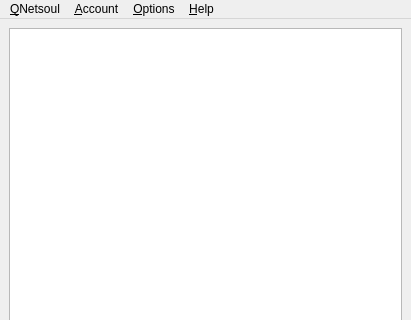
Old version of the form ui/QNetsoul.ui in the repository 8102/QNetSoul; both pictures show x 0 to 411 and y 0 to 320 of the 411 by 470 pixel window.
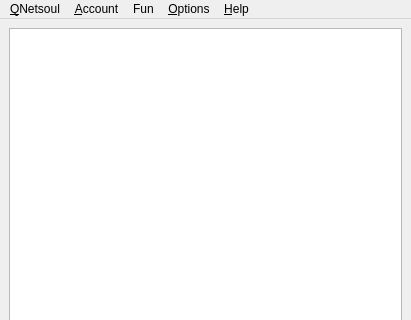
New version of the form. Icons and pictures are not drawn.

```diff
--- a/ui/QNetsoul.ui
+++ b/ui/QNetsoul.ui
@@ -159,12 +159,18 @@
     <addaction name="action_Load_contacts"/>
     <addaction name="actionSave_contacts_as"/>
     <addaction name="actionToggle_sort_contacts"/>
-    <addaction name="separator"/>
-    <addaction name="actionGet_a_life"/>
+   </widget>
+   <widget class="QMenu" name="menuFeaturettes">
+    <property name="title">
+     <string>Fun</string>
+    </property>
+    <addaction name="actionVDM"/>
+    <addaction name="actionCNF"/>
     <addaction name="actionPastebin"/>
    </widget>
    <addaction name="menuQNetsoul"/>
    <addaction name="menuAccount"/>
+   <addaction name="menuFeaturettes"/>
    <addaction name="menuOptions"/>
    <addaction name="menuAbout"/>
   </widget>
```
Left out of the diff: 20 changed lines with no effect on the pictures.
